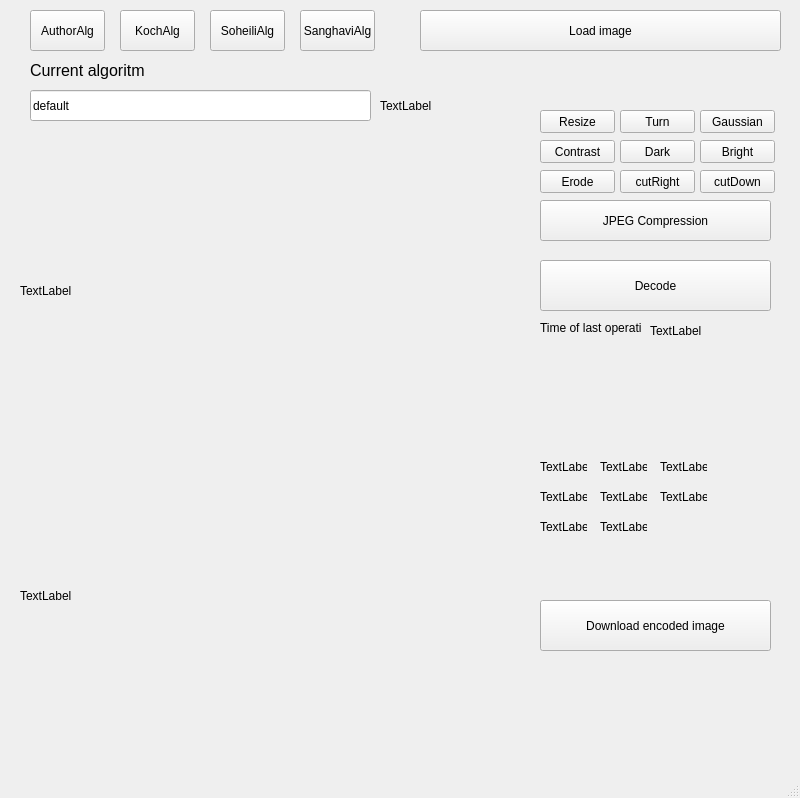
Qt form mainwindow.ui (Loksli17/digital-signature-pro-turbo) before a commit.
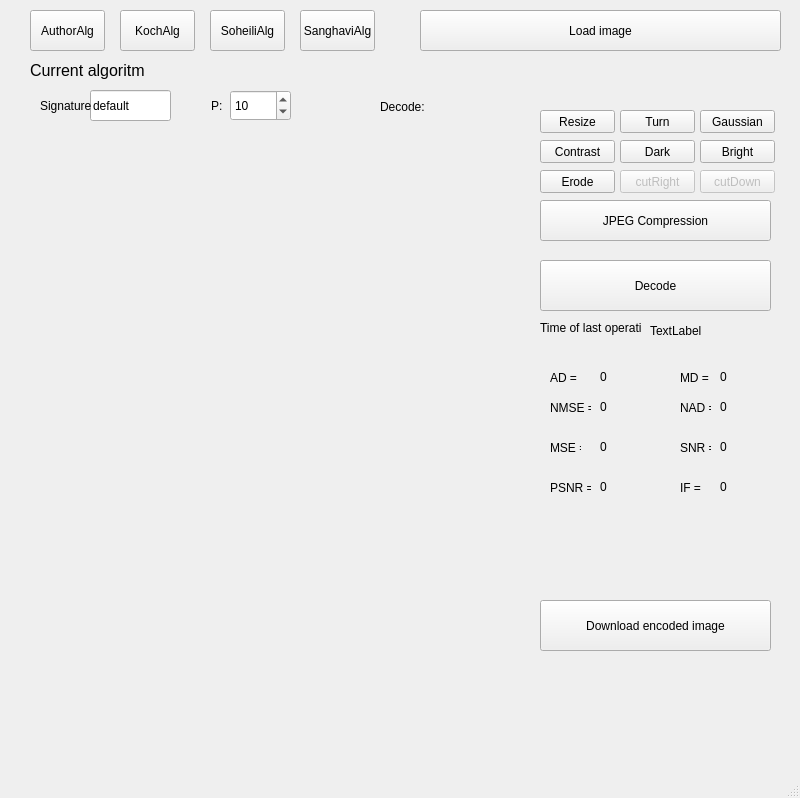
The same form after that commit.

Commit message: better interface + refactoring

Diff of the .ui file:
```diff
--- a/mainwindow.ui
+++ b/mainwindow.ui
@@ -158,6 +158,9 @@
     </property>
    </widget>
    <widget class="QPushButton" name="cutRight">
+    <property name="enabled">
+     <bool>false</bool>
+    </property>
     <property name="geometry">
      <rect>
       <x>620</x>
@@ -171,6 +174,9 @@
     </property>
    </widget>
    <widget class="QPushButton" name="cutDown">
+    <property name="enabled">
+     <bool>false</bool>
+    </property>
     <property name="geometry">
      <rect>
       <x>700</x>
@@ -206,7 +212,7 @@
      </rect>
     </property>
     <property name="text">
-     <string>TextLabel</string>
+     <string/>
     </property>
    </widget>
    <widget class="QPushButton" name="loadImage">
@@ -225,100 +231,100 @@
    <widget class="QLabel" name="ad">
     <property name="geometry">
      <rect>
-      <x>540</x>
-      <y>460</y>
+      <x>600</x>
+      <y>370</y>
       <width>47</width>
       <height>13</height>
      </rect>
     </property>
     <property name="text">
-     <string>TextLabel</string>
+     <string>0</string>
     </property>
    </widget>
    <widget class="QLabel" name="nad">
     <property name="geometry">
      <rect>
-      <x>660</x>
-      <y>460</y>
+      <x>720</x>
+      <y>400</y>
       <width>47</width>
       <height>13</height>
      </rect>
     </property>
     <property name="text">
-     <string>TextLabel</string>
+     <string>0</string>
     </property>
    </widget>
    <widget class="QLabel" name="md">
     <property name="geometry">
      <rect>
-      <x>600</x>
-      <y>460</y>
+      <x>720</x>
+      <y>370</y>
       <width>47</width>
       <height>13</height>
      </rect>
     </property>
     <property name="text">
-     <string>TextLabel</string>
+     <string>0</string>
     </property>
    </widget>
    <widget class="QLabel" name="mse">
     <property name="geometry">
      <rect>
-      <x>540</x>
-      <y>490</y>
+      <x>600</x>
+      <y>440</y>
       <width>47</width>
       <height>13</height>
      </rect>
     </property>
     <property name="text">
-     <string>TextLabel</string>
+     <string>0</string>
     </property>
    </widget>
    <widget class="QLabel" name="nmse">
     <property name="geometry">
      <rect>
       <x>600</x>
-      <y>490</y>
+      <y>400</y>
       <width>47</width>
       <height>13</height>
      </rect>
     </property>
     <property name="text">
-     <string>TextLabel</string>
+     <string>0</string>
     </property>
    </widget>
    <widget class="QLabel" name="snr">
     <property name="geometry">
      <rect>
-      <x>660</x>
-      <y>490</y>
+      <x>720</x>
+      <y>440</y>
       <width>47</width>
       <height>13</height>
      </rect>
     </property>
     <property name="text">
-     <string>TextLabel</string>
+     <string>0</string>
     </property>
    </widget>
    <widget class="QLabel" name="psnr">
     <property name="geometry">
      <rect>
-      <x>540</x>
-      <y>520</y>
+      <x>600</x>
+      <y>480</y>
       <width>47</width>
       <height>13</height>
      </rect>
     </property>
     <property name="text">
-     <string>TextLabel</string>
+     <string>0</string>
     </property>
    </widget>
    <widget class="QLineEdit" name="signature">
     <property name="geometry">
      <rect>
-      <x>30</x>
+      <x>90</x>
       <y>90</y>
-      <width>341</width>
+      <width>81</width>
       <height>31</height>
      </rect>
     </property>
@@ -329,14 +335,14 @@
    <widget class="QLabel" name="IF">
     <property name="geometry">
      <rect>
-      <x>600</x>
-      <y>520</y>
+      <x>720</x>
+      <y>480</y>
       <width>47</width>
       <height>13</height>
      </rect>
     </property>
     <property name="text">
-     <string>TextLabel</string>
+     <string>0</string>
     </property>
    </widget>
    <widget class="QLabel" name="label">
@@ -374,26 +380,26 @@
     <property name="geometry">
      <rect>
       <x>20</x>
-      <y>450</y>
+      <y>460</y>
       <width>491</width>
       <height>291</height>
      </rect>
     </property>
     <property name="text">
-     <string>TextLabel</string>
+     <string/>
     </property>
    </widget>
    <widget class="QLabel" name="decodedSignature">
     <property name="geometry">
      <rect>
-      <x>380</x>
+      <x>430</x>
       <y>90</y>
-      <width>141</width>
+      <width>91</width>
       <height>31</height>
      </rect>
     </property>
     <property name="text">
-     <string>TextLabel</string>
+     <string/>
     </property>
    </widget>
    <widget class="QLabel" name="duration">
@@ -435,6 +441,165 @@
      <string>Download encoded image</string>
     </property>
    </widget>
+   <widget class="QLabel" name="label_2">
+    <property name="geometry">
+     <rect>
+      <x>550</x>
+      <y>370</y>
+      <width>31</width>
+      <height>16</height>
+     </rect>
+    </property>
+    <property name="text">
+     <string>AD = </string>
+    </property>
+   </widget>
+   <widget class="QLabel" name="label_3">
+    <property name="geometry">
+     <rect>
+      <x>550</x>
+      <y>400</y>
+      <width>41</width>
+      <height>16</height>
+     </rect>
+    </property>
+    <property name="text">
+     <string>NMSE = </string>
+    </property>
+   </widget>
+   <widget class="QLabel" name="label_4">
+    <property name="geometry">
+     <rect>
+      <x>550</x>
+      <y>440</y>
+      <width>31</width>
+      <height>16</height>
+     </rect>
+    </property>
+    <property name="text">
+     <string>MSE = </string>
+    </property>
+   </widget>
+   <widget class="QLabel" name="label_5">
+    <property name="geometry">
+     <rect>
+      <x>550</x>
+      <y>480</y>
+      <width>41</width>
+      <height>16</height>
+     </rect>
+    </property>
+    <property name="text">
+     <string>PSNR = </string>
+    </property>
+   </widget>
+   <widget class="QLabel" name="label_6">
+    <property name="geometry">
+     <rect>
+      <x>680</x>
+      <y>370</y>
+      <width>31</width>
+      <height>16</height>
+     </rect>
+    </property>
+    <property name="text">
+     <string>MD = </string>
+    </property>
+   </widget>
+   <widget class="QLabel" name="label_7">
+    <property name="geometry">
+     <rect>
+      <x>680</x>
+      <y>400</y>
+      <width>31</width>
+      <height>16</height>
+     </rect>
+    </property>
+    <property name="text">
+     <string>NAD = </string>
+    </property>
+   </widget>
+   <widget class="QLabel" name="label_8">
+    <property name="geometry">
+     <rect>
+      <x>680</x>
+      <y>440</y>
+      <width>31</width>
+      <height>16</height>
+     </rect>
+    </property>
+    <property name="text">
+     <string>SNR = </string>
+    </property>
+   </widget>
+   <widget class="QLabel" name="label_9">
+    <property name="geometry">
+     <rect>
+      <x>680</x>
+      <y>480</y>
+      <width>31</width>
+      <height>16</height>
+     </rect>
+    </property>
+    <property name="text">
+     <string>IF = </string>
+    </property>
+   </widget>
+   <widget class="QLabel" name="label_10">
+    <property name="geometry">
+     <rect>
+      <x>380</x>
+      <y>100</y>
+      <width>47</width>
+      <height>13</height>
+     </rect>
+    </property>
+    <property name="text">
+     <string>Decode:</string>
+    </property>
+   </widget>
+   <widget class="QLabel" name="label_11">
+    <property name="geometry">
+     <rect>
+      <x>40</x>
+      <y>90</y>
+      <width>51</width>
+      <height>31</height>
+     </rect>
+    </property>
+    <property name="text">
+     <string>Signature:</string>
+    </property>
+   </widget>
+   <widget class="QLabel" name="label_13">
+    <property name="geometry">
+     <rect>
+      <x>211</x>
+      <y>90</y>
+      <width>20</width>
+      <height>31</height>
+     </rect>
+    </property>
+    <property name="text">
+     <string>P:</string>
+    </property>
+   </widget>
+   <widget class="QSpinBox" name="spinBox">
+    <property name="geometry">
+     <rect>
+      <x>230</x>
+      <y>90</y>
+      <width>61</width>
+      <height>31</height>
+     </rect>
+    </property>
+    <property name="minimum">
+     <number>1</number>
+    </property>
+    <property name="value">
+     <number>10</number>
+    </property>
+   </widget>
   </widget>
   <widget class="QMenuBar" name="menubar">
    <property name="geometry">
```
The commit also changes 2 other files.
